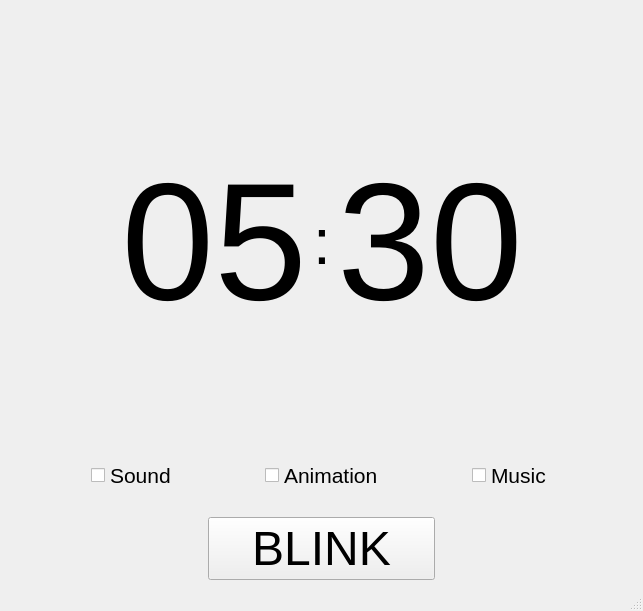
Above: mainwindow.ui from persiKey/Blink before the change. Below: the same form after it.
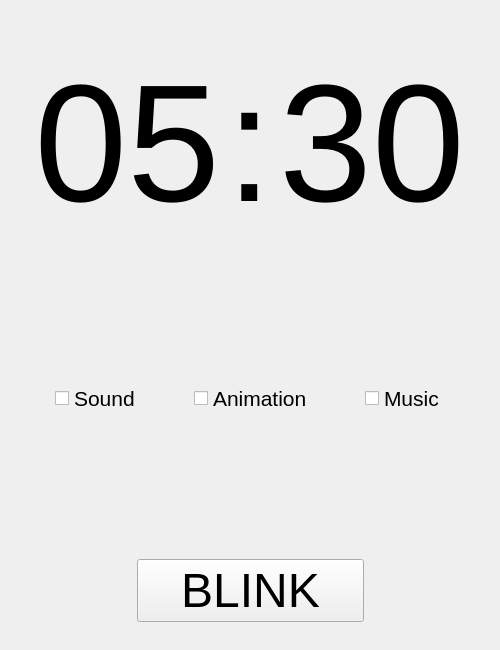
That is the form after the change.

```diff
--- a/mainwindow.ui
+++ b/mainwindow.ui
@@ -2,12 +2,15 @@
 <ui version="4.0">
  <class>MainWindow</class>
  <widget class="QMainWindow" name="MainWindow">
+  <property name="enabled">
+   <bool>true</bool>
+  </property>
   <property name="geometry">
    <rect>
     <x>0</x>
     <y>0</y>
-    <width>643</width>
-    <height>611</height>
+    <width>500</width>
+    <height>650</height>
    </rect>
   </property>
   <property name="windowTitle">
@@ -70,7 +73,7 @@
          <widget class="QLabel" name="label">
           <property name="font">
            <font>
-            <pointsize>48</pointsize>
+            <pointsize>125</pointsize>
            </font>
           </property>
           <property name="text">
@@ -111,7 +114,7 @@
          <enum>Qt::Vertical</enum>
         </property>
         <property name="sizeType">
-         <enum>QSizePolicy::Minimum</enum>
+         <enum>QSizePolicy::MinimumExpanding</enum>
         </property>
         <property name="sizeHint" stdset="0">
          <size>
@@ -163,6 +166,9 @@
         </item>
         <item>
          <widget class="QCheckBox" name="checkBox_2">
+          <property name="enabled">
+           <bool>true</bool>
+          </property>
           <property name="font">
            <font>
             <pointsize>16</pointsize>
@@ -219,7 +225,7 @@
          <enum>Qt::Vertical</enum>
         </property>
         <property name="sizeType">
-         <enum>QSizePolicy::Minimum</enum>
+         <enum>QSizePolicy::MinimumExpanding</enum>
         </property>
         <property name="sizeHint" stdset="0">
          <size>
@@ -297,7 +303,11 @@
     </rect>
    </property>
   </widget>
-  <widget class="QStatusBar" name="statusbar"/>
+  <widget class="QStatusBar" name="statusbar">
+   <property name="sizeGripEnabled">
+    <bool>false</bool>
+   </property>
+  </widget>
  </widget>
  <resources/>
  <connections/>
```
Left out of the diff: 5 changed lines with no effect on the pictures.
